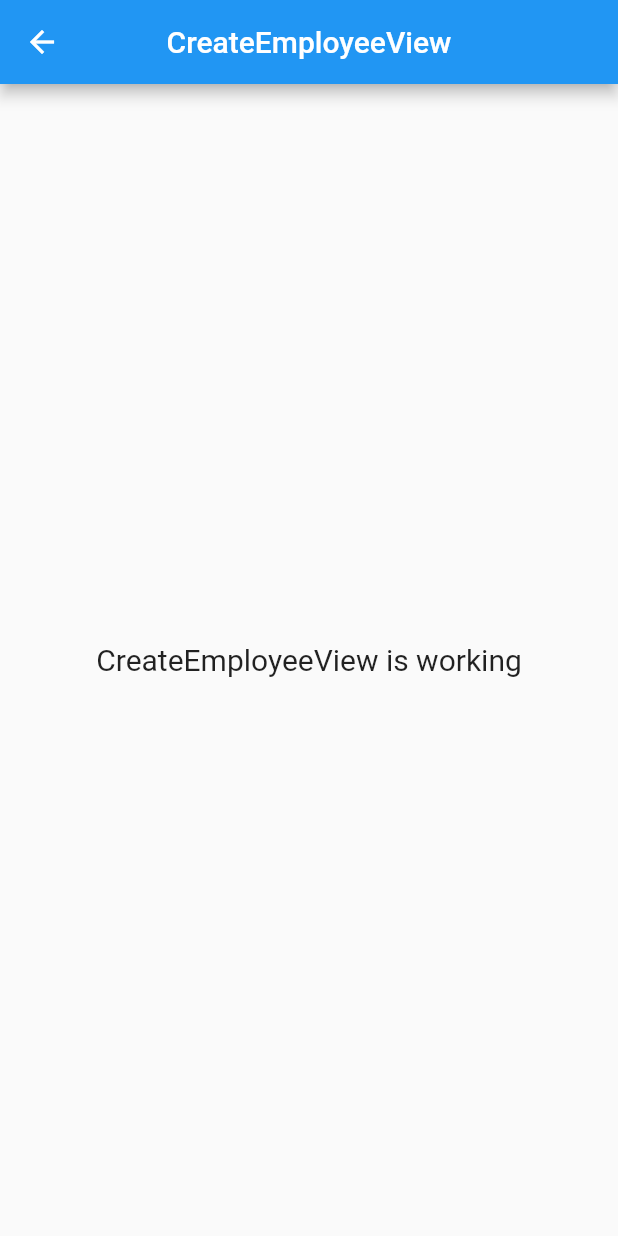
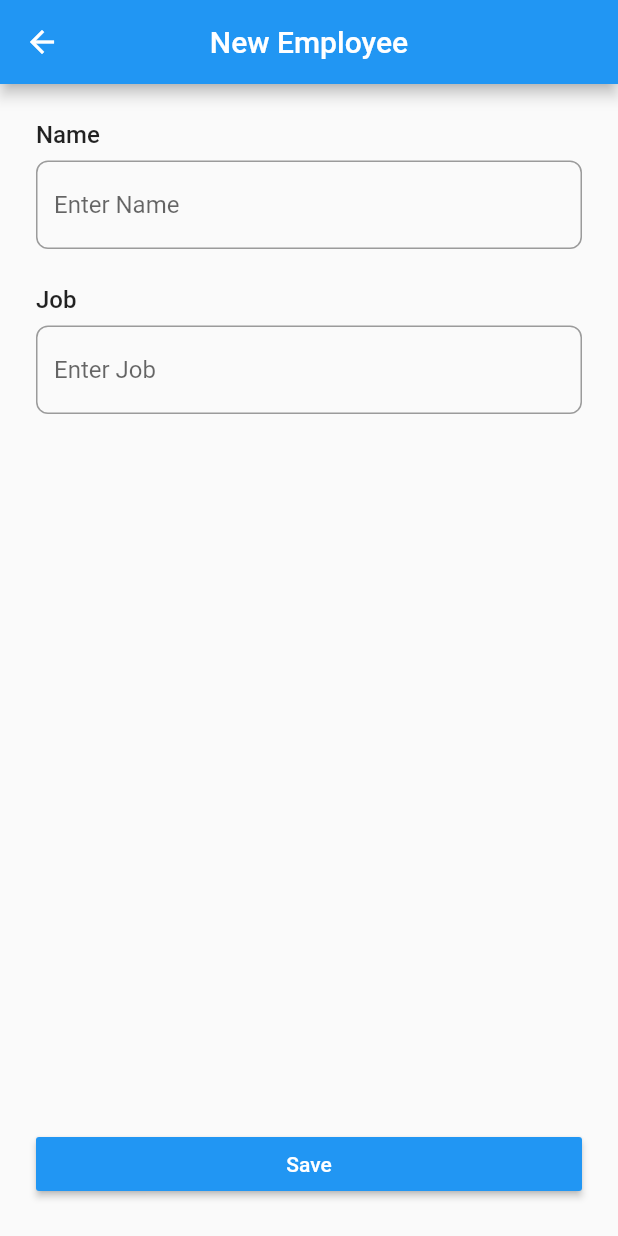
Before and after one commit to bayuirfan52/hire_test, a Flutter app: the CreateEmployeeView screen opened by its route, on a phone screen of 412 x 824 dp. Run offline on Flutter 3.47's test engine with Material 2 defaults, Android fonts, the phone set to English and light mode, and no system bars; drawn by our look-alikes of velocity_x; our stand-ins replace another_flushbar, dio, email_validator, get, get_storage, google_fonts and 1 more; accounts and stored records are empty; network calls fail.

Commit message:
feat: new fonts & all feature functional init

```diff
--- a/lib/app/data/remote/error_intercepor_handling.dart
+++ b/lib/app/data/remote/error_intercepor_handling.dart
@@ -16,7 +16,7 @@ Outcome ErrorInterceptorHandling({dynamic response, required Outcome result, Str
 
   switch (response.response?.statusCode) {
     case 400:
-      result.errorMessages = response.response?.data['message']; // commonly
+      result.errorMessages = response.response?.data['error']; // commonly
       throw ApiException(result.errorMessages);
     case 401:
       result.errorMessages = 'Session expired (401)';
@@ -39,7 +39,7 @@ Outcome ErrorInterceptorHandling({dynamic response, required Outcome result, Str
       }
       throw ApiException(result.errorMessages);
     case 500:
-      result.errorMessages = 'Internal Server Error (500)\n${response.response?.data['message']}';
+      result.errorMessages = 'Internal Server Error (500)\n${response.response?.data['error']}';
       throw ApiException(result.errorMessages);
     case 503:
       result.errorMessages = 'Service Unavailable (503)';
--- /dev/null
+++ b/lib/app/extensions/string_extensions.dart
@@ -0,0 +1,5 @@
+
+extension NullableStringIsNullOrEmptyExtension on String? {
+  /// Returns `true` if the string is either `null` or empty.
+  bool get isNullOrEmpty => this?.isEmpty ?? true;
+}
--- a/lib/app/helper/preference_helper.dart
+++ b/lib/app/helper/preference_helper.dart
@@ -7,6 +7,8 @@ const _USER_TOKEN = 'USER_TOKEN';
 mixin PreferenceHelper {
   static final _pref = Get.find<GetStorage>();
 
-  static String getUserToken() => _pref.read(_USER_TOKEN);
+  static String? getUserToken() => _pref.read(_USER_TOKEN) as String?;
   static void setUserToken(String? token) => _pref.write(_USER_TOKEN, token);
+
+  static void resetData() => _pref.erase();
 }
--- a/lib/app/modules/create_employee/create_employee_controller.dart
+++ b/lib/app/modules/create_employee/create_employee_controller.dart
@@ -1,9 +1,16 @@
+import 'package:another_flushbar/flushbar_helper.dart';
+import 'package:flutter/cupertino.dart';
 import 'package:get/get.dart';
+import 'package:hire_test/app/core/base/base_controller.dart';
+import 'package:hire_test/app/data/remote/api_exception.dart';
+import 'package:hire_test/app/data/request/create_employee_entity.dart';
+import 'package:hire_test/app/data/response/employee_entity.dart';
+import 'package:progress_dialog_null_safe/progress_dialog_null_safe.dart';
 
-class CreateEmployeeController extends GetxController {
-  //TODO: Implement CreateEmployeeController
+class CreateEmployeeController extends BaseController {
+  final nameController = TextEditingController();
+  final jobController = TextEditingController();
 
-  final count = 0.obs;
   @override
   void onInit() {
     super.onInit();
@@ -14,10 +21,38 @@ class CreateEmployeeController extends GetxController {
     super.onReady();
   }
 
-  @override
-  void onClose() {
-    super.onClose();
+  Future<void> save() async {
+    if (nameController.text.isEmpty) {
+      FlushbarHelper.createError(message: 'Name is required').show(Get.context!);
+      return;
+    }
+
+    if (jobController.text.isEmpty) {
+      FlushbarHelper.createError(message: 'Job is required').show(Get.context!);
+      return;
+    }
+
+    final request = CreateEmployeeEntity()
+      ..name = nameController.text
+      ..job = jobController.text;
+
+    final progressDialog = ProgressDialog(Get.context!)..style(
+      message: 'Submitting!!'
+    );
+
+    await progressDialog.show();
+
+    httpService.httpPost(endpoint: 'api/users', body: request.toJson()).then((value) {
+      progressDialog.hide();
+      final response = EmployeeEntity.fromJson(value.body);
+      Get.back();
+
+      FlushbarHelper.createSuccess(message: 'Created ${response.name} at ${response.createdAt}').show(Get.context!);
+    }).catchError((dynamic error) {
+      var exception = error as ApiException;
+      progressDialog.hide();
+
+      FlushbarHelper.createError(message: exception.message).show(Get.context!);
+    });
   }
-
-  void increment() => count.value++;
 }
--- a/lib/app/modules/create_employee/create_employee_view.dart
+++ b/lib/app/modules/create_employee/create_employee_view.dart
@@ -1,24 +1,62 @@
 import 'package:flutter/material.dart';
 
 import 'package:get/get.dart';
+import 'package:google_fonts/google_fonts.dart';
+import 'package:velocity_x/velocity_x.dart';
 
 import 'create_employee_controller.dart';
 
 class CreateEmployeeView extends GetView<CreateEmployeeController> {
   const CreateEmployeeView({Key? key}) : super(key: key);
+
   @override
   Widget build(BuildContext context) {
     return Scaffold(
       appBar: AppBar(
-        title: const Text('CreateEmployeeView'),
+        title: const Text('New Employee'),
         centerTitle: true,
       ),
-      body: const Center(
+      body: VStack([
+        Text(
+          'Name',
+          style: GoogleFonts.aBeeZee(
+            fontSize: 16,
+            fontWeight: FontWeight.w500,
+          ),
+        ),
+        8.heightBox,
+        TextField(
+          decoration: InputDecoration(
+            hintText: 'Enter Name',
+            border: OutlineInputBorder(borderRadius: BorderRadius.circular(8)),
+          ),
+          controller: controller.nameController,
+        ),
+        24.heightBox,
+        Text(
+          'Job',
+          style: GoogleFonts.aBeeZee(
+            fontSize: 16,
+            fontWeight: FontWeight.w500,
+          ),
+        ),
+        8.heightBox,
+        TextField(
+          decoration: InputDecoration(
+            hintText: 'Enter Job',
+            border: OutlineInputBorder(borderRadius: BorderRadius.circular(8)),
+          ),
+          controller: controller.jobController,
+        )
+      ]).scrollVertical().p24(),
+      bottomNavigationBar: MaterialButton(
+        onPressed: () => controller.save(),
+        color: Colors.blue.shade500,
         child: Text(
-          'CreateEmployeeView is working',
-          style: TextStyle(fontSize: 20),
+          'Save',
+          style: GoogleFonts.aBeeZee(color: Colors.white),
         ),
-      ),
+      ).p24(),
     );
   }
 }
--- a/lib/app/modules/login/login_view.dart
+++ b/lib/app/modules/login/login_view.dart
@@ -15,7 +15,7 @@ class LoginView extends GetView<LoginController> {
         child: VStack(
           [
             const Text(
-              'Employee CRUD',
+              'Employee CRUD Sample',
               style: TextStyle(
                 fontSize: 24,
                 fontWeight: FontWeight.w500,
--- a/lib/app/routes/app_pages.dart
+++ b/lib/app/routes/app_pages.dart
@@ -1,4 +1,6 @@
 import 'package:get/get.dart';
+import 'package:hire_test/app/extensions/string_extensions.dart';
+import 'package:hire_test/app/helper/preference_helper.dart';
 
 import '../modules/create_employee/create_employee_binding.dart';
 import '../modules/create_employee/create_employee_view.dart';
@@ -14,7 +16,7 @@ part 'app_routes.dart';
 class AppPages {
   AppPages._();
 
-  static const INITIAL = Routes.LOGIN;
+  static final initial = PreferenceHelper.getUserToken().isNullOrEmpty ? Routes.HOME : Routes.LOGIN;
 
   static final routes = [
     GetPage(
--- a/lib/app/routes/app_routes.dart
+++ b/lib/app/routes/app_routes.dart
@@ -1,3 +1,5 @@
+// ignore_for_file: constant_identifier_names
+
 part of 'app_pages.dart';
 // DO NOT EDIT. This is code generated via package:get_cli/get_cli.dart
 
--- a/pubspec.yaml
+++ b/pubspec.yaml
@@ -15,6 +15,8 @@ dependencies:
   get_storage: ^2.1.1
   another_flushbar: ^1.12.30
   email_validator: ^2.1.17
+  google_fonts: ^4.0.4
+  progress_dialog_null_safe: ^1.0.7
 
 dev_dependencies:
   flutter_lints: ^2.0.0
```
Also changed, not shown: lib/app/data/remote/http_service.dart (+16 -14 lines), lib/app/modules/detail_employee/detail_employee_controller.dart (+21 -14 lines), lib/app/modules/detail_employee/detail_employee_view.dart (+59 -7 lines), lib/app/modules/home/home_controller.dart (+30 -12 lines), lib/app/modules/home/home_view.dart (+50 -6 lines), lib/app/modules/login/login_controller.dart (+5 -3 lines), lib/main.dart (+12 -9 lines), assets/fonts/ABeeZee-Italic.ttf (added), assets/fonts/ABeeZee-Regular.ttf (added), pubspec.lock.
